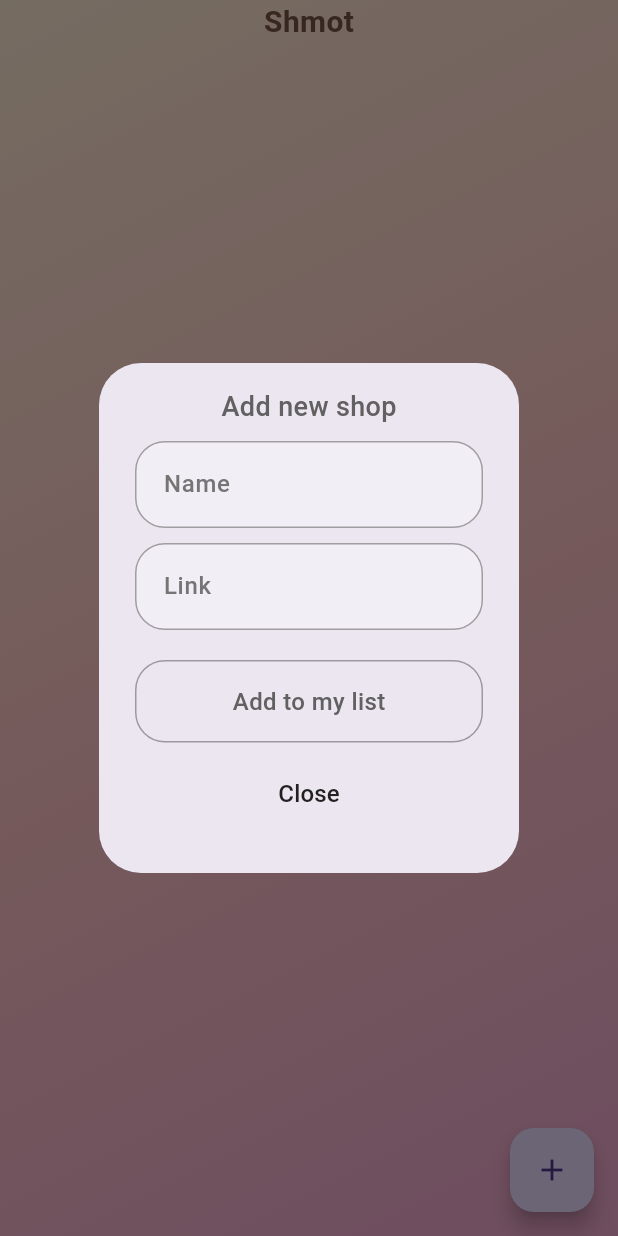
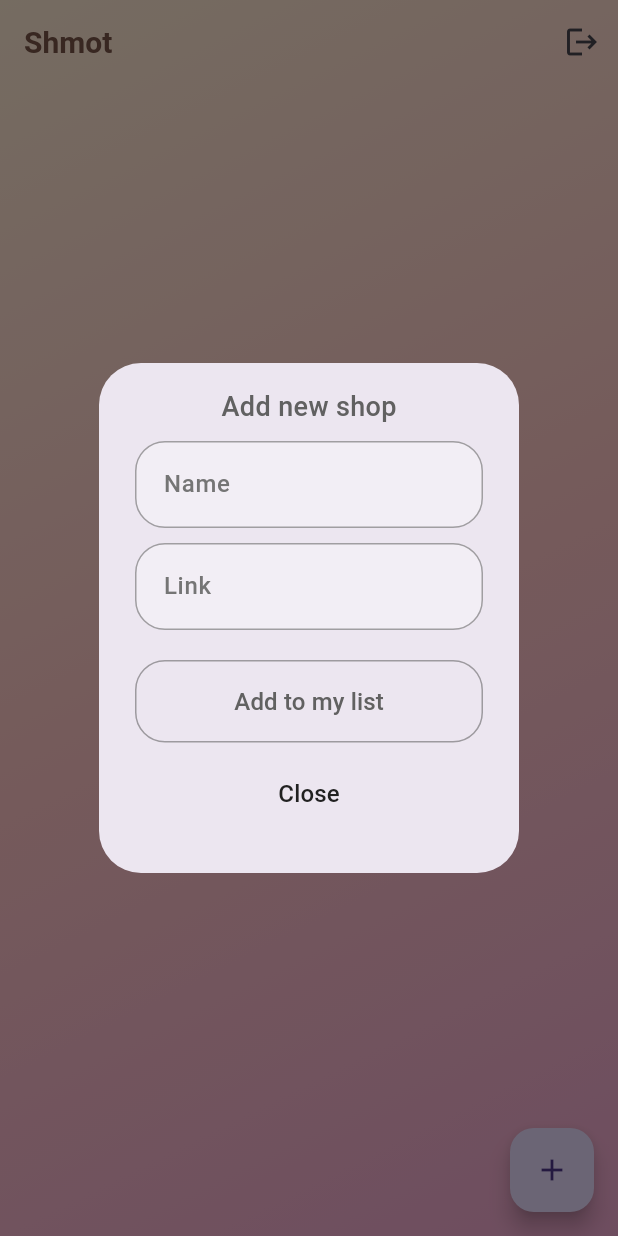
Before and after one commit to nodleSsh/shop-list, a Flutter app: the HomePage screen opened by its route, after a tap on the "add" icon, on a phone screen of 412 x 824 dp. Run offline on Flutter 3.47's test engine with Material 3 defaults, Android fonts, the phone set to English and light mode, and no system bars; our stand-ins replace firebase_auth, firebase_core, isar; accounts and stored records are empty; generated files the repository leaves out were written again; statements that could not run were skipped.

Commit message:
add list shop

```diff
--- a/lib/components/new_shop_dialog.dart
+++ b/lib/components/new_shop_dialog.dart
@@ -2,7 +2,8 @@ import 'package:flutter/material.dart';
 
 class NewShopDialog extends StatefulWidget {
   final String hintText;
-  const NewShopDialog({super.key, required this.hintText,});
+  final TextEditingController controller;
+  const NewShopDialog({super.key, required this.hintText, required this.controller,});
 
   @override
   State<NewShopDialog> createState() => _NewShopDialogState();
@@ -13,6 +14,7 @@ class _NewShopDialogState extends State<NewShopDialog> {
   Widget build(BuildContext context) {
     return Container(
       child: TextField(
+        controller: widget.controller,
         style: TextStyle(
           color: Colors.grey[700],
           fontSize: 16,
--- a/lib/pages/home_page.dart
+++ b/lib/pages/home_page.dart
@@ -1,7 +1,10 @@
 import 'package:flutter/material.dart';
+import 'package:provider/provider.dart';
 import 'package:shoplist/components/new_shop_dialog.dart';
 import 'package:shoplist/components/logo.dart';
-import 'package:shoplist/components/my_text_field.dart';
+import 'package:shoplist/main.dart';
+import 'package:shoplist/models/shop.dart';
+import 'package:shoplist/models/shop_database.dart';
 
 class HomePage extends StatefulWidget {
   const HomePage({super.key});
@@ -11,6 +14,16 @@ class HomePage extends StatefulWidget {
 }
 
 class _HomePageState extends State<HomePage> {
+  final TextEditingController nameController = TextEditingController();
+  final TextEditingController linkController = TextEditingController();
+  // final textController = TextEditingController();
+
+  @override
+  void initState() {
+    super.initState();
+    readShop();
+  }
+
   void createNote() {
     showDialog(
       context: context,
@@ -30,22 +43,37 @@ class _HomePageState extends State<HomePage> {
               const SizedBox(
                 height: 10,
               ),
-              const NewShopDialog(hintText: 'Name'),
+              NewShopDialog(
+                controller: nameController,
+                hintText: 'Name',
+              ),
               const SizedBox(
                 height: 10,
               ),
-              const NewShopDialog(hintText: 'Link'),
+              NewShopDialog(
+                controller: linkController,
+                hintText: 'Link',
+              ),
               const SizedBox(
                 height: 20,
               ),
-              GestureDetector(
-                onTap: () {},
-                child: Container(
-                  width: double.infinity,
-                  child: Center(
+              MaterialButton(
+                minWidth: double.infinity,
+                shape: RoundedRectangleBorder(
+                  borderRadius: BorderRadius.circular(20),
+                  side: const BorderSide(
+                    width: 1,
+                    color:Color.fromRGBO(77, 77, 77, 0.5),
+                  )
+                ),
+                onPressed: () {
+                  context.read<ShopDatabase>().addShop(nameController.text, linkController.text);
+                  nameController.clear();
+                  linkController.clear();
+                  Navigator.pop(context);
+                },
                 child: Padding(
-                      padding:
-                          EdgeInsets.symmetric(vertical: 15, horizontal: 8),
+                  padding: const EdgeInsets.symmetric(vertical: 16, horizontal: 8),
                   child: Text(
                     'Add to my list',
                     style: TextStyle(
@@ -56,19 +84,13 @@ class _HomePageState extends State<HomePage> {
                   ),
                 ),
               ),
-                  decoration: BoxDecoration(
-                    border: Border.all(
-                      color: const Color.fromRGBO(77, 77, 77, 0.5),
-                    ),
-                    borderRadius: BorderRadius.circular(20),
-                  ),
-                ),
-              ),
               const SizedBox(
                 height: 10,
               ),
               TextButton(
-                onPressed: () {},
+                onPressed: () {
+                  Navigator.pop(context);
+                },
                 child: Text(
                   'Close',
                   style: TextStyle(
@@ -85,10 +107,32 @@ class _HomePageState extends State<HomePage> {
     );
   }
 
+  void readShop(){
+    context.watch<ShopDatabase>().fetchShop();
+  }
+
   @override
   Widget build(BuildContext context) {
+
+    final shopDataBase = context.watch<ShopDatabase>();
+    List<Shop> currentShops = shopDataBase.currentShop;
+
     return Scaffold(
+      extendBodyBehindAppBar: true,
+      appBar: AppBar(
+        automaticallyImplyLeading: false,
+        title: const Logo(),
+        elevation: 0.0,
+        backgroundColor: Colors.transparent,
+        actions: [
+          IconButton(
+            onPressed: (){},
+            icon: Icon(Icons.logout),
+          )
+        ],
+      ),
       body: Container(
+        width: double.infinity,
         child: Ink(
           decoration: const BoxDecoration(
             gradient: LinearGradient(
@@ -101,15 +145,15 @@ class _HomePageState extends State<HomePage> {
                 end: Alignment.bottomRight,
                 tileMode: TileMode.mirror),
           ),
-          child: Container(
-            width: double.infinity,
-            child: const Column(
-              children: [
-                SafeArea(
-                  child: Logo(),
-                ),
-              ],
-            ),
+          child: ListView.builder(
+            itemCount: currentShops.length,
+            itemBuilder: (context, index) {
+              final shop = currentShops[index];
+              return ListTile(
+                title: Text(shop.name),
+                subtitle: Text(shop.link),
+              );
+            },
           ),
         ),
       ),
@@ -120,3 +164,11 @@ class _HomePageState extends State<HomePage> {
     );
   }
 }
+
+
+
+/**
+ * const SafeArea(
+                child: Logo(),
+              ),
+ */
--- a/lib/theme/colors.dart
+++ b/lib/theme/colors.dart
@@ -8,4 +8,11 @@ class ThemeColor {
     end: Alignment.bottomRight,
     tileMode: TileMode.mirror
   );
+  static const gradient = LinearGradient(
+        colors: [
+           Color(0XFFFFEBD4),
+           Color(0XFFFFC6C6),
+           Color(0XFFF0A8D0),
+        ],
+      );
 }
```
Lines whose indentation alone changed are shown as unchanged.
